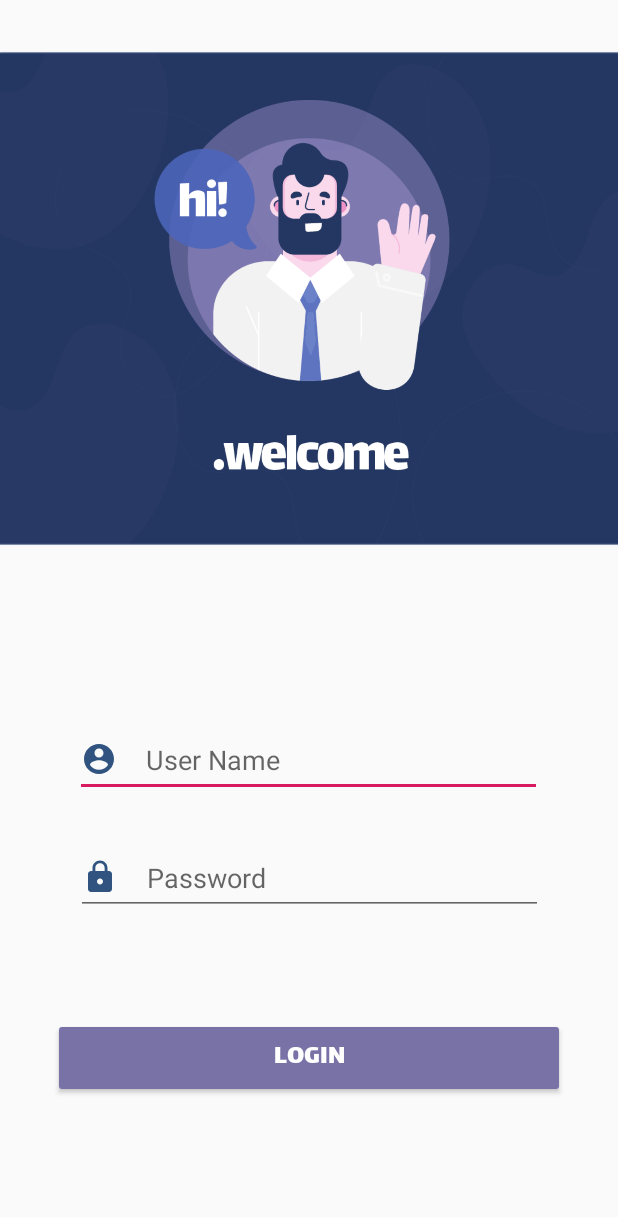
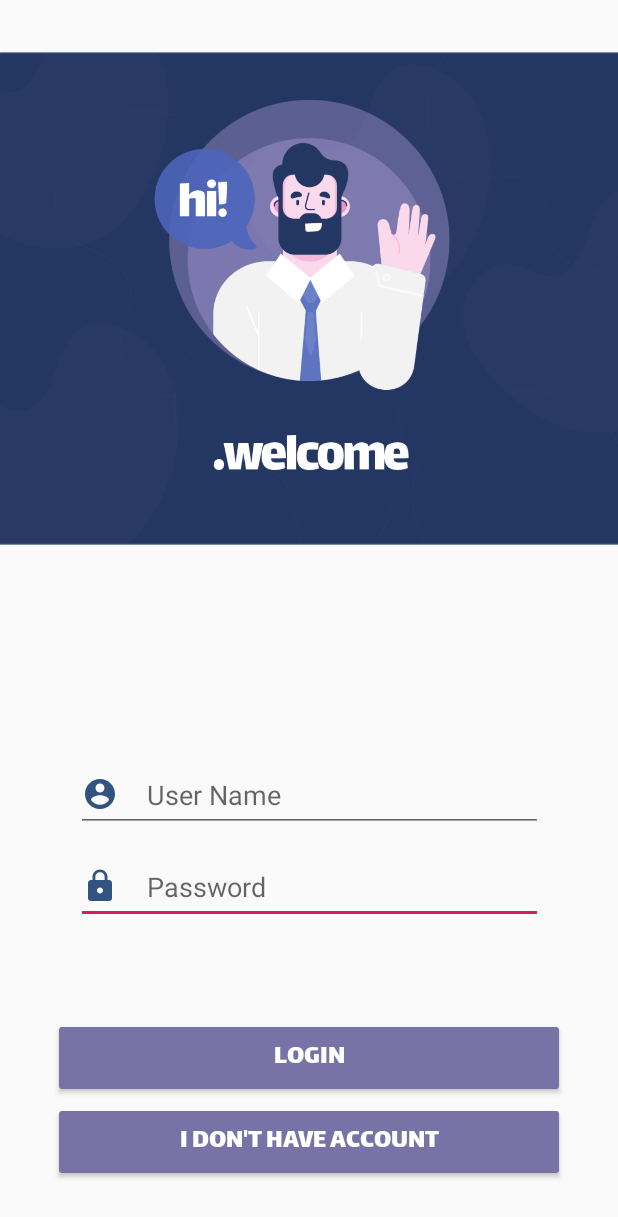
Before and after one commit to zahraaseyfii/Last-Project, an Android app: the LoginActivity screen opened directly, with no data from a screen before it, on a phone screen of 412 x 824 dp. Shown: the top 1217 px of the screen. Run offline under Robolectric (Android 15) with nearby library versions, the phone set to English and light mode, and no system bars; our stand-ins replace Firebase (no records; nobody signed in at launch, a user with empty details on screens opened directly).

Commit message:
This Part Completed !

```diff
--- a/app/build.gradle
+++ b/app/build.gradle
@@ -27,6 +27,10 @@
     implementation fileTree(dir: 'libs', include: ['*.jar'])
     implementation 'androidx.appcompat:appcompat:1.0.2'
     implementation 'androidx.constraintlayout:constraintlayout:1.1.3'
+    implementation 'com.google.android.material:material:1.0.0'
+    implementation 'androidx.navigation:navigation-fragment:2.0.0'
+    implementation 'androidx.navigation:navigation-ui:2.0.0'
+    implementation 'androidx.lifecycle:lifecycle-extensions:2.0.0'
     testImplementation 'junit:junit:4.12'
     androidTestImplementation 'androidx.test:runner:1.1.1'
     androidTestImplementation 'androidx.test.espresso:espresso-core:3.1.1'
--- a/app/src/main/AndroidManifest.xml
+++ b/app/src/main/AndroidManifest.xml
@@ -9,7 +9,8 @@
         android:roundIcon="@mipmap/ic_launcher_round"
         android:supportsRtl="true"
         android:theme="@style/AppTheme">
-        <activity android:name=".SignActivity"></activity>
+        <activity android:name=".MenuActivity"></activity>
+        <activity android:name=".SignActivity" />
         <activity android:name=".LoginActivity" />
         <activity android:name=".MainActivity">
             <intent-filter>
--- a/app/src/main/java/com/example/lastproject/LoginActivity.java
+++ b/app/src/main/java/com/example/lastproject/LoginActivity.java
@@ -1,14 +1,75 @@
 package com.example.lastproject;
 
+import androidx.annotation.NonNull;
 import androidx.appcompat.app.AppCompatActivity;
 
+import android.app.ProgressDialog;
+import android.content.Intent;
 import android.os.Bundle;
+import android.view.View;
+import android.widget.Button;
+import android.widget.EditText;
+import android.widget.Toast;
+
+import com.google.android.gms.tasks.OnCompleteListener;
+import com.google.android.gms.tasks.Task;
+import com.google.firebase.auth.AuthResult;
+import com.google.firebase.auth.FirebaseAuth;
 
 public class LoginActivity extends AppCompatActivity {
+
+    Button button,button1;
+    EditText editText,editText1;
+
+    FirebaseAuth auth;
+
+    ProgressDialog  dialog;
 
     @Override
     protected void onCreate(Bundle savedInstanceState) {
         super.onCreate(savedInstanceState);
         setContentView(R.layout.activity_login);
+
+        dialog=new ProgressDialog(this);
+        dialog.setMessage("Please Wait . . . 🎶 ");
+
+        button=findViewById(R.id.button3);
+        button1=findViewById(R.id.button5);
+
+        editText=findViewById(R.id.editText);
+        editText1=findViewById(R.id.editText2);
+
+        auth= FirebaseAuth.getInstance();
+
+        button.setOnClickListener(new View.OnClickListener() {
+            @Override
+            public void onClick(View v) {
+                dialog.show();
+                String email,password;
+                email=editText.getText().toString();
+                password=editText1.getText().toString();
+
+                auth.signInWithEmailAndPassword(email,password).addOnCompleteListener(new OnCompleteListener<AuthResult>() {
+                    @Override
+                    public void onComplete(@NonNull Task<AuthResult> task) {
+                        if(task.isSuccessful()){
+                            dialog.dismiss();;
+                            startActivity(new Intent(LoginActivity.this,MenuActivity.class));
+                        }
+                        else {
+                            Toast.makeText(LoginActivity.this,task.getException().getLocalizedMessage(),Toast.LENGTH_SHORT).show();;
+                        }
+                    }
+                });
+
+            }
+        });
+
+        button1.setOnClickListener(new View.OnClickListener() {
+            @Override
+            public void onClick(View v) {
+                startActivity(new Intent(LoginActivity.this,SignActivity.class));
+            }
+        });
     }
 }
--- a/app/src/main/res/layout/activity_login.xml
+++ b/app/src/main/res/layout/activity_login.xml
@@ -52,6 +52,37 @@
         app:layout_constraintEnd_toEndOf="parent"
         app:layout_constraintStart_toStartOf="parent" />
 
+    <Button
+        android:id="@+id/button5"
+        android:layout_width="341dp"
+        android:layout_height="53dp"
+        android:layout_marginBottom="36dp"
+        android:backgroundTint="#7872A7"
+        android:fontFamily="@font/lalezar"
+        android:text="I don't have account"
+        android:textColor="#FFFfff"
+        android:textSize="18sp"
+        app:layout_constraintBottom_toBottomOf="parent"
+        app:layout_constraintEnd_toEndOf="parent"
+        app:layout_constraintStart_toStartOf="parent" />
+
+    <EditText
+        android:id="@+id/editText2"
+        android:layout_width="311dp"
+        android:layout_height="49dp"
+        android:layout_marginTop="12dp"
+        android:layout_marginBottom="52dp"
+        android:drawableStart="@drawable/ic_lock_black_24dp"
+        android:drawablePadding="19dp"
+        android:ems="10"
+        android:hint="Password"
+        android:inputType="numberPassword"
+        app:layout_constraintBottom_toTopOf="@+id/button3"
+        app:layout_constraintEnd_toEndOf="parent"
+        app:layout_constraintStart_toStartOf="parent"
+        app:layout_constraintTop_toBottomOf="@+id/editText"
+        app:layout_constraintVertical_bias="0.0" />
+
     <EditText
         android:id="@+id/editText"
         android:layout_width="311dp"
@@ -63,24 +94,7 @@
         android:inputType="textPersonName"
         app:layout_constraintBottom_toBottomOf="parent"
         app:layout_constraintEnd_toEndOf="parent"
-        app:layout_constraintHorizontal_bias="0.496"
         app:layout_constraintStart_toStartOf="parent"
         app:layout_constraintTop_toTopOf="parent"
-        app:layout_constraintVertical_bias="0.622" />
-
-    <EditText
-        android:id="@+id/editText2"
-        android:layout_width="311dp"
-        android:layout_height="49dp"
-        android:layout_marginTop="12dp"
-        android:layout_marginBottom="52dp"
-        android:ems="10"
-        android:hint="Password"
-        android:drawableStart="@drawable/ic_lock_black_24dp"
-        android:drawablePadding="19dp"
-        android:inputType="numberPassword"
-        app:layout_constraintBottom_toTopOf="@+id/button3"
-        app:layout_constraintEnd_toEndOf="parent"
-        app:layout_constraintStart_toStartOf="parent"
-        app:layout_constraintTop_toBottomOf="@+id/editText" />
+        app:layout_constraintVertical_bias="0.652" />
 </androidx.constraintlayout.widget.ConstraintLayout>
--- /dev/null
+++ b/app/src/main/res/values/dimens.xml
@@ -0,0 +1,5 @@
+<resources>
+    <!-- Default screen margins, per the Android Design guidelines. -->
+    <dimen name="activity_horizontal_margin">16dp</dimen>
+    <dimen name="activity_vertical_margin">16dp</dimen>
+</resources>
--- a/app/src/main/res/values/strings.xml
+++ b/app/src/main/res/values/strings.xml
@@ -1,3 +1,7 @@
 <resources>
     <string name="app_name">LastProject</string>
+    <string name="title_activity_menu">MenuActivity</string>
+    <string name="title_home">Home</string>
+    <string name="title_dashboard">Dashboard</string>
+    <string name="title_notifications">Notifications</string>
 </resources>
```
Also changed, not shown: app/src/main/java/com/example/lastproject/MenuActivity.java (added, +14 -0 lines), app/src/main/java/com/example/lastproject/ui/dashboard/DashboardFragment.java (added, +35 -0 lines), app/src/main/java/com/example/lastproject/ui/dashboard/DashboardViewModel.java (added, +19 -0 lines), app/src/main/java/com/example/lastproject/ui/home/HomeFragment.java (added, +35 -0 lines), app/src/main/java/com/example/lastproject/ui/home/HomeViewModel.java (added, +19 -0 lines), app/src/main/java/com/example/lastproject/ui/notifications/NotificationsFragment.java (added, +35 -0 lines), app/src/main/java/com/example/lastproject/ui/notifications/NotificationsViewModel.java (added, +19 -0 lines), app/src/main/res/layout/activity_menu2.xml (added, +9 -0 lines), app/src/main/res/layout/activity_sign.xml (+19 -21 lines), app/src/main/res/navigation/mobile_navigation.xml (added, +25 -0 lines).
